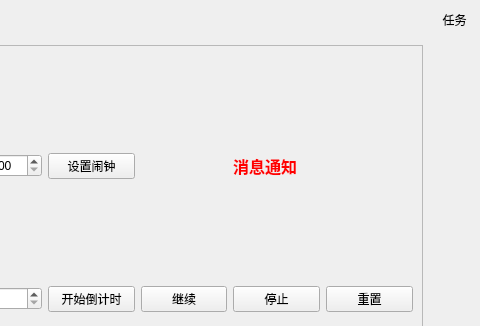
Old version of the form hamsystem.ui in the repository evtrouble/ham; both pictures show x 319 to 799 and y 0 to 326 of the 799 by 573 pixel window.
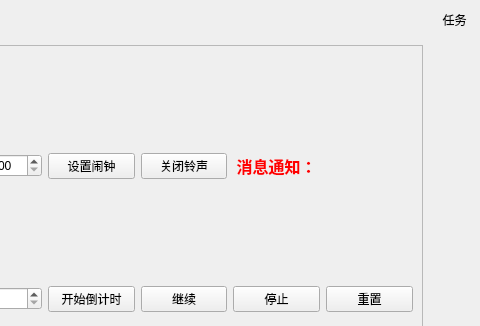
New version of the form. Icons and pictures are not drawn. Custom widgets are drawn as their Qt base class.

Commit message: 关闭铃声设置

The edit to the form file:
```diff
--- a/hamsystem.ui
+++ b/hamsystem.ui
@@ -2250,7 +2250,14 @@
              </property>
             </widget>
            </item>
-           <item row="0" column="4">
+           <item row="0" column="3">
+            <widget class="QPushButton" name="stopSoundBtn">
+             <property name="text">
+              <string>关闭铃声</string>
+             </property>
+            </widget>
+           </item>
+           <item row="0" column="5">
             <widget class="QLabel" name="notificationLabel">
              <property name="maximumSize">
               <size>
@@ -2259,7 +2266,14 @@
               </size>
              </property>
              <property name="text">
-              <string>&lt;html&gt;&lt;head/&gt;&lt;body&gt;&lt;p&gt;&lt;span style=&quot; font-size:12pt; font-weight:700; color:#ff0000;&quot;&gt;消息通知&lt;/span&gt;&lt;/p&gt;&lt;/body&gt;&lt;/html&gt;</string>
+              <string>&lt;html&gt;&lt;head/&gt;&lt;body&gt;&lt;p&gt;&lt;br/&gt;&lt;/p&gt;&lt;/body&gt;&lt;/html&gt;</string>
+             </property>
+            </widget>
+           </item>
+           <item row="0" column="4">
+            <widget class="QLabel" name="label_11">
+             <property name="text">
+              <string>&lt;html&gt;&lt;head/&gt;&lt;body&gt;&lt;p align=&quot;center&quot;&gt;&lt;span style=&quot; font-size:12pt; font-weight:700; color:#ff0000;&quot;&gt;消息通知：&lt;/span&gt;&lt;/p&gt;&lt;/body&gt;&lt;/html&gt;</string>
              </property>
             </widget>
            </item>
```
The commit also changes 2 other files.
